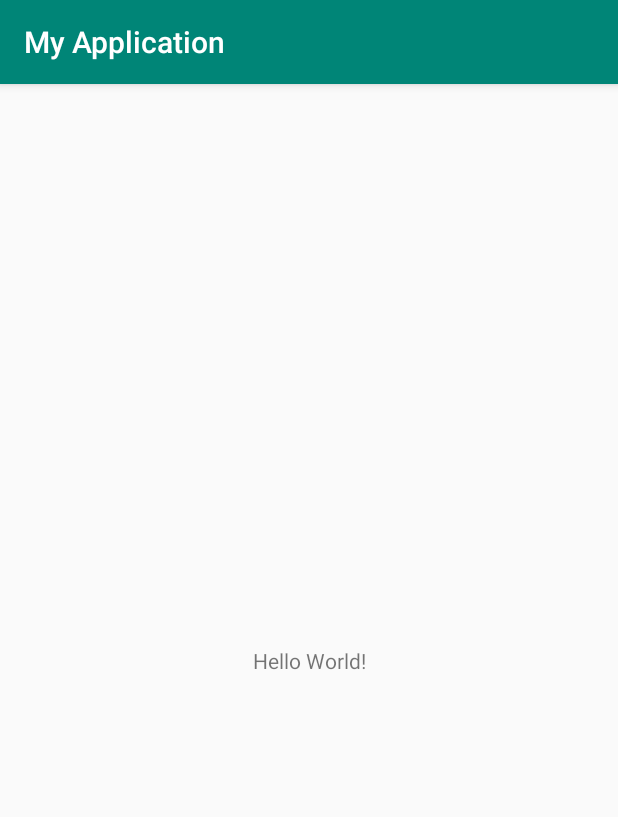
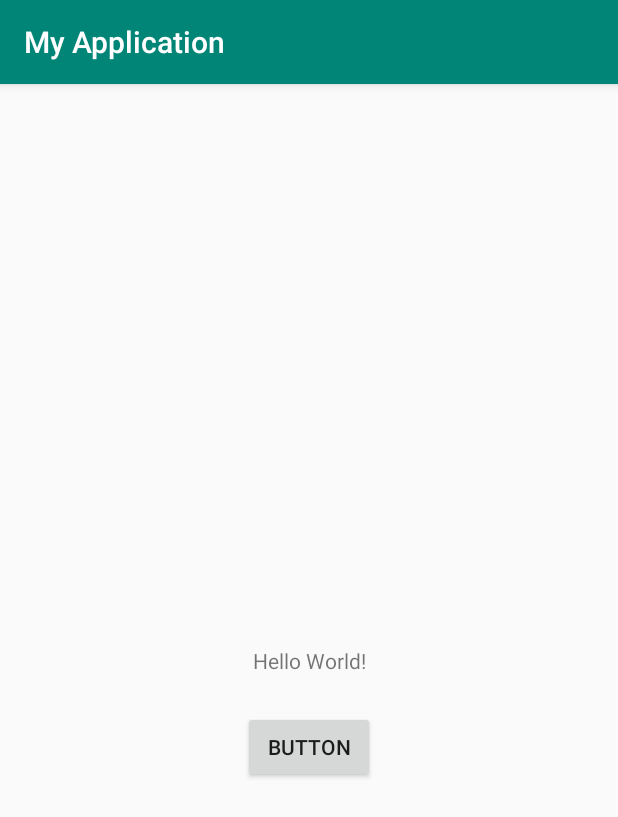
Before and after one commit to Nirajperfecto/MyApplication, an Android app: the screen it shows after launch (MainActivity), on a phone screen of 412 x 824 dp. Shown: the top 817 px of the screen. Run offline under Robolectric (Android 15) with nearby library versions, the phone set to English and light mode, and no system bars.

Commit message:
Added a Button

```diff
--- a/app/src/main/res/layout/activity_main.xml
+++ b/app/src/main/res/layout/activity_main.xml
@@ -14,6 +14,14 @@
             app:layout_constraintBottom_toBottomOf="parent"
             app:layout_constraintLeft_toLeftOf="parent"
             app:layout_constraintRight_toRightOf="parent"
-            app:layout_constraintTop_toTopOf="parent"/>
+            app:layout_constraintTop_toTopOf="parent" android:id="@+id/textView"/>
+    <Button
+            android:text="Button"
+            android:layout_width="wrap_content"
+            android:layout_height="wrap_content"
+            app:layout_constraintStart_toStartOf="parent" app:layout_constraintEnd_toEndOf="parent"
+            android:id="@+id/button2" app:layout_constraintHorizontal_bias="0.5" android:layout_marginTop="24dp"
+            app:layout_constraintTop_toBottomOf="@+id/textView" android:layout_marginStart="8dp"
+            android:layout_marginEnd="8dp"/>
 
 </android.support.constraint.ConstraintLayout>
```
